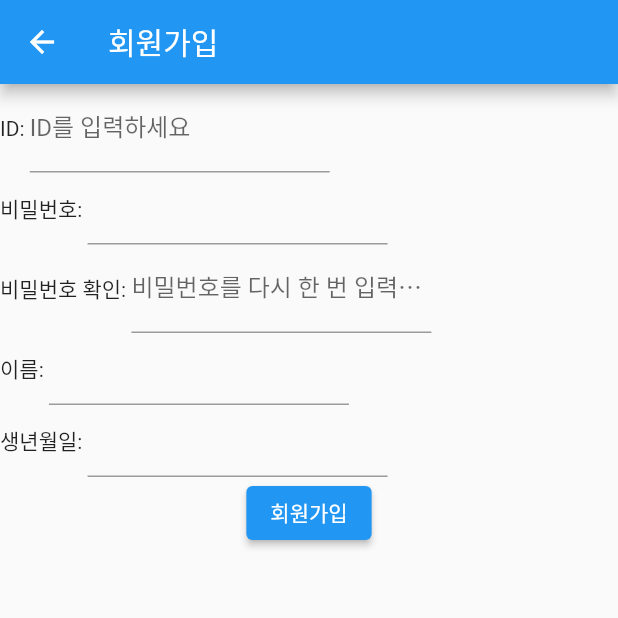
After one commit to MirrorSpring/DIVO, a Flutter app: the screen it shows after launch, after a tap on "회원가입", on a phone screen of 412 x 824 dp, the top half of it. The commit adds this screen. Run offline on Flutter 3.47's test engine with Material 2 defaults, Android fonts, the phone set to English and light mode, and no system bars; our stand-ins replace shared_preferences; network calls fail.

Commit message:
회원가입 기능 구현

```diff
--- a/flutterboard_app/lib/static/static.dart
+++ b/flutterboard_app/lib/static/static.dart
@@ -3,7 +3,7 @@ import 'package:shared_preferences/shared_preferences.dart';
 class Static{
   //Desc: 여러 공간에서 작업하기 위한 IP 주소 설정
   //Date: 2022-12-23
-  static String ipAddress="192.168.55.245";
+  static String ipAddress="192.168.10.213";
 
   //Desc: 앱 종료 혹은 로그아웃 버튼을 누를 때
   //Date: 2022-12-23
--- /dev/null
+++ b/flutterboard_app/lib/views/join.dart
@@ -0,0 +1,237 @@
+import 'dart:convert';
+
+import 'package:flutter/material.dart';
+import 'package:flutterboard_app/static/static.dart';
+import 'package:http/http.dart' as http;
+
+class JoinUser extends StatefulWidget {
+  const JoinUser({super.key});
+
+  @override
+  State<JoinUser> createState() => _JoinUserState();
+}
+
+class _JoinUserState extends State<JoinUser> {
+  late TextEditingController idCont;
+  late TextEditingController pwCont;
+  late TextEditingController pwCheckCont;
+  late TextEditingController nameCont;
+  late TextEditingController birthdayCont;
+  late bool idcheck;
+  late bool pwcheck;
+
+  @override
+  void initState() {
+    super.initState();
+    idCont = TextEditingController();
+    pwCont = TextEditingController();
+    pwCheckCont = TextEditingController();
+    nameCont = TextEditingController();
+    birthdayCont = TextEditingController();
+    idcheck = true;
+    pwcheck=false;
+  }
+
+  @override
+  Widget build(BuildContext context) {
+    return GestureDetector(
+      onTap: () {
+        FocusScope.of(context).unfocus();
+      },
+      child: Scaffold(
+        appBar: AppBar(
+          title: const Text(
+            '회원가입',
+          ),
+        ),
+        body: Center(
+          child: Column(
+            children: [
+              Row(
+                children: [
+                  const Text(
+                    'ID: ',
+                  ),
+                  SizedBox(
+                    width: 200,
+                    child: TextField(
+                      controller: idCont,
+                      onChanged: (value) {
+                        idCheck();
+                      },
+                      decoration: InputDecoration(
+                        labelText: idCont.text.trim().isNotEmpty
+                            ? !idcheck
+                                ? '중복된 ID입니다'
+                                : '사용 가능한 ID입니다.'
+                            : 'ID를 입력하세요',
+                      ),
+                    ),
+                  ),
+                ],
+              ),
+              Row(
+                children: [
+                  const Text(
+                    '비밀번호: ',
+                  ),
+                  SizedBox(
+                    width: 200,
+                    child: TextField(
+                      controller: pwCont,
+                      obscureText: true,
+                      onChanged: (value) {
+                        if(pwCont.text.trim()==pwCheckCont.text.trim()){
+                          setState(() {
+                            pwcheck=true;
+                          });
+                        } else{
+                          setState(() {
+                            pwcheck=false;
+                          });
+                        }
+                      },
+                    ),
+                  ),
+                ],
+              ),
+              Row(
+                children: [
+                  const Text(
+                    '비밀번호 확인: ',
+                  ),
+                  SizedBox(
+                    width: 200,
+                    child: TextField(
+                      controller: pwCheckCont,
+                      obscureText: true,
+                      onChanged: (value) {
+                        if(pwCont.text.trim()==pwCheckCont.text.trim()){
+                          setState(() {
+                            pwcheck=true;
+                          });
+                        } else{
+                          setState(() {
+                            pwcheck=false;
+                          });
+                        }
+                      },
+                      decoration: InputDecoration(
+                        labelText: idCont.text.trim().isNotEmpty
+                            ? pwcheck
+                                ? '비밀번호가 일치합니다.'
+                                : '비밀번호가 일치하지 않습니다.'
+                            : '비밀번호를 다시 한 번 입력하세요',
+                      ),
+                    ),
+                  ),
+                ],
+              ),
+              Row(
+                children: [
+                  const Text(
+                    '이름: ',
+                  ),
+                  SizedBox(
+                    width: 200,
+                    child: TextField(
+                      controller: nameCont,
+                    ),
+                  ),
+                ],
+              ),
+              Row(
+                children: [
+                  const Text(
+                    '생년월일: ',
+                  ),
+                  SizedBox(
+                    width: 200,
+                    child: TextField(
+                      controller: birthdayCont,
+                      keyboardType: TextInputType.number,
+                    ),
+                  ),
+                ],
+              ),
+              ElevatedButton(
+                onPressed: () {
+                  userJoin().whenComplete(() {
+                    FocusScope.of(context).unfocus();
+                    _showDialog(context);
+                  });
+                },
+                child: const Text(
+                  '회원가입',
+                ),
+              ),
+            ],
+          ),
+        ),
+      ),
+    );
+  }
+
+  //Functions//
+
+  //Desc: 회원가입
+  //Date: 2022-12-26
+  Future<bool> userJoin() async {
+    var url = Uri.parse(
+        'http://${Static.ipAddress}:8080/join?userid=${idCont.text.trim()}&userpw=${pwCont.text.trim()}&username=${nameCont.text.trim()}&birthday=${birthdayCont.text.trim()}');
+    http.get(url);
+
+    return true;
+  }
+
+  //Desc: ID 중복체크
+  //Date: 2022-12-26
+  Future<bool> idCheck() async {
+    var url = Uri.parse(
+        'http://${Static.ipAddress}:8080/idcheck?userid=${idCont.text.trim()}');
+    var response = await http.get(url);
+    var dataConvertedJson = json.decode(utf8.decode(response.bodyBytes));
+    List result = dataConvertedJson['results'];
+
+    if (result[0]['check'] == 1) {
+      setState(() {
+        idcheck = false;
+      });
+    } else {
+      setState(() {
+        idcheck = true;
+      });
+    }
+    return true;
+  }
+
+  //Desc: 회원가입 성공 메시지 출력
+  //Date: 2022-12-26
+  _showDialog(BuildContext context){
+    showDialog(
+      context: context,
+      barrierDismissible: false,
+      builder: (BuildContext context) {
+        return AlertDialog(
+          title: const Text(
+            '회원가입 완료',
+          ),
+          content: const Text(
+            '회원가입이 완료되었습니다.',
+          ),
+          actions: [
+            TextButton(
+              onPressed: () {
+                Navigator.of(context).pop();
+                Navigator.pop(context);
+              },
+              child: const Text(
+                '확인',
+              ),
+            ),
+          ],
+        );
+      },
+    );
+  }
+}
--- a/flutterboard_app/lib/views/login.dart
+++ b/flutterboard_app/lib/views/login.dart
@@ -5,6 +5,7 @@ import 'package:flutterboard_app/static/static.dart';
 import 'package:flutterboard_app/views/findid.dart';
 import 'package:flutterboard_app/views/findpw.dart';
 import 'package:flutterboard_app/views/home.dart';
+import 'package:flutterboard_app/views/join.dart';
 import 'package:shared_preferences/shared_preferences.dart';
 import 'package:http/http.dart' as http;
 
@@ -128,6 +129,23 @@ class _LoginState extends State<Login> with WidgetsBindingObserver {
                       ),
                     ),
                   ],
+                ),
+                Row(
+                  children: [
+                    TextButton(
+                      onPressed: () {
+                        Navigator.push(
+                          context,
+                          MaterialPageRoute(
+                            builder: (context) {
+                              return const JoinUser();
+                            },
+                          ),
+                        );
+                      },
+                      child: const Text('회원가입'),
+                    ),
+                  ],
                 )
               ],
             ),
```
Also changed, not shown: 6 other files.
